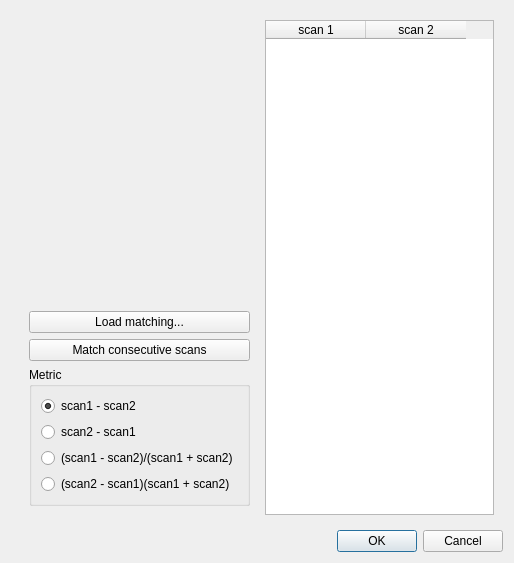
frankyeh/DSI-Studio, file connectometry/match_db.ui: the form before one commit.
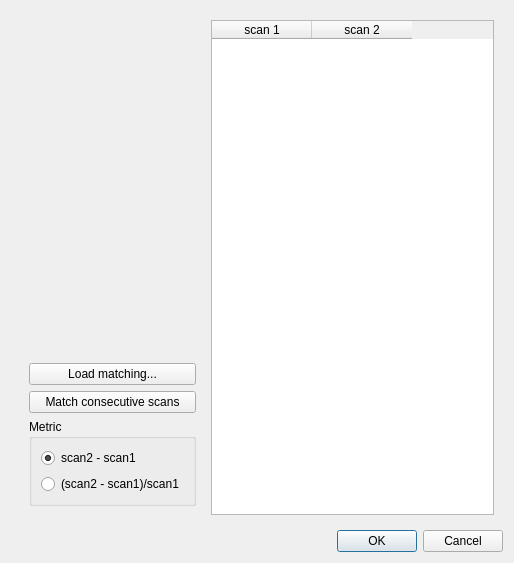
The form after the commit.

Commit message: revise cnt match interface

Diff of the .ui file:
```diff
--- a/connectometry/match_db.ui
+++ b/connectometry/match_db.ui
@@ -56,7 +56,7 @@
             <item>
              <widget class="QRadioButton" name="dif_type1">
               <property name="text">
-               <string>scan1 - scan2</string>
+               <string>scan2 - scan1</string>
               </property>
               <property name="checked">
                <bool>true</bool>
@@ -66,21 +66,7 @@
             <item>
              <widget class="QRadioButton" name="dif_type2">
               <property name="text">
-               <string>scan2 - scan1</string>
-              </property>
-             </widget>
-            </item>
-            <item>
-             <widget class="QRadioButton" name="dif_type3">
-              <property name="text">
-               <string>(scan1 - scan2)/(scan1 + scan2)</string>
-              </property>
-             </widget>
-            </item>
-            <item>
-             <widget class="QRadioButton" name="dif_type4">
-              <property name="text">
-               <string>(scan2 - scan1)(scan1 + scan2)</string>
+               <string>(scan2 - scan1)/scan1</string>
               </property>
              </widget>
             </item>
```
The commit also changes 1 other file.
